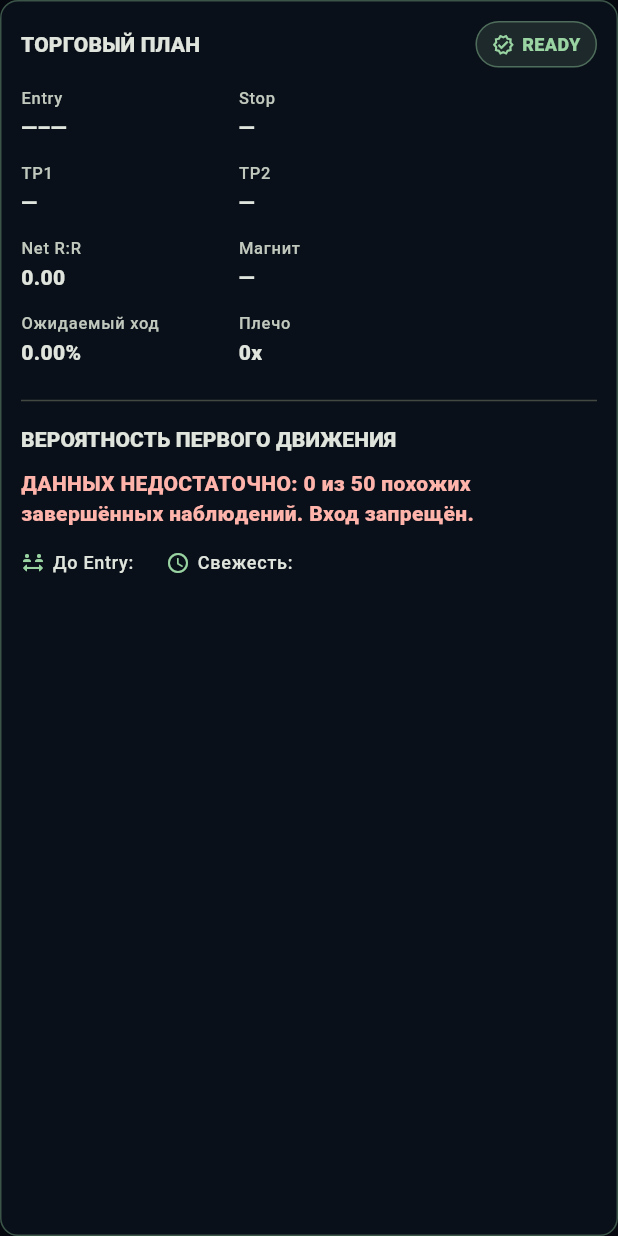
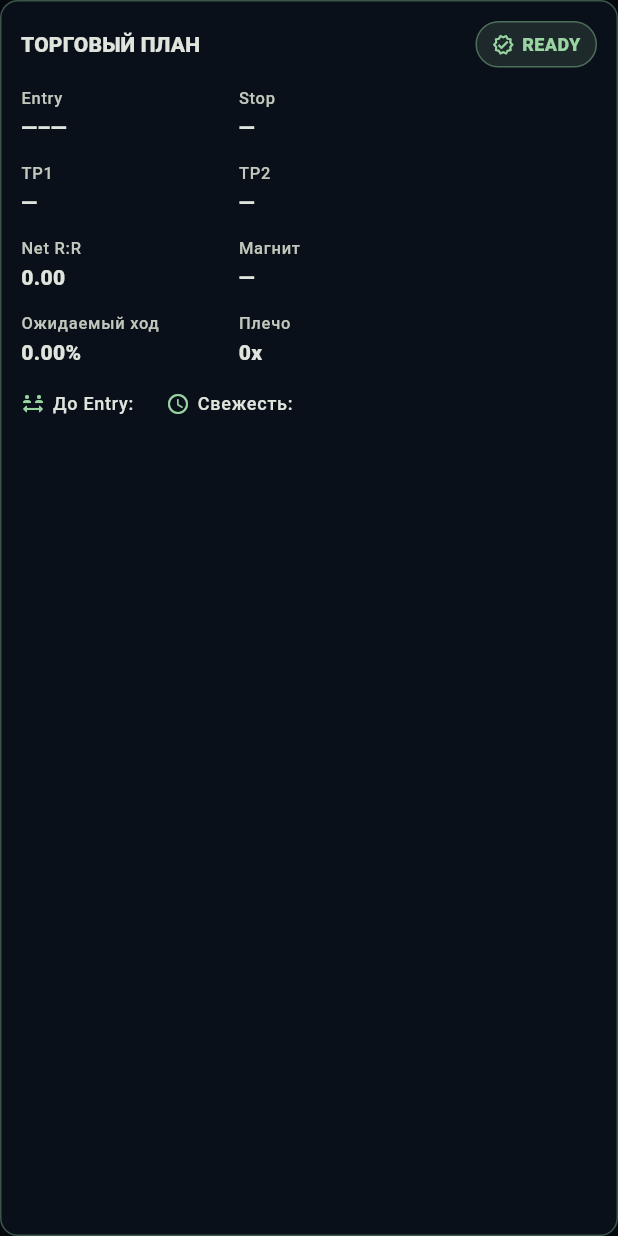
Before and after one commit to ymy9vykrhp-debug/crypto_radar, a Flutter app: the _PlanPreview widget shown alone on an empty page, opened directly with empty values, on a phone screen of 412 x 824 dp. Run offline on Flutter 3.47's test engine with Material 3 defaults, Android fonts, the phone set to English and light mode, and no system bars; our stand-ins replace decimal, web; missing offline and left inert: idb_shim; network calls fail.

Commit message:
Update product_dashboard_screen.dart

```diff
--- a/lib/screens/product_dashboard_screen.dart
+++ b/lib/screens/product_dashboard_screen.dart
@@ -936,51 +936,7 @@ class _PlanPreview extends StatelessWidget {
             ),
           ),
           const SizedBox(height: 14),
-          Divider(color: Theme.of(context).colorScheme.outlineVariant),
-          const SizedBox(height: 8),
-          Text(
-            strings.pick(
-              'ВЕРОЯТНОСТЬ ПЕРВОГО ДВИЖЕНИЯ',
-              'FIRST MOVE PROBABILITY',
-            ),
-            style: Theme.of(context).textTheme.labelLarge
-                ?.copyWith(fontWeight: FontWeight.w900),
-          ),
-          const SizedBox(height: 9),
-          if (readiness.historicalSamples < 50)
-            Text(
-              strings.pick(
-                'ДАННЫХ НЕДОСТАТОЧНО: ${readiness.historicalSamples} из 50 похожих завершённых наблюдений. Вход запрещён.',
-                'INSUFFICIENT DATA: ${readiness.historicalSamples} of 50 similar completed observations. Entry is blocked.',
-              ),
-              style: TextStyle(
-                color: Theme.of(context).colorScheme.error,
-                fontWeight: FontWeight.w800,
-              ),
-            )
-          else ...<Widget>[
-            Wrap(
-              spacing: 20,
-              runSpacing: 10,
-              children: readiness.firstMoveProbabilities.entries
-                  .map<Widget>(
-                    (MapEntry<double, double?> item) => _PlanValue(
-                      label: '+${item.key.toStringAsFixed(2)}%',
-                      value: item.value == null
-                          ? '—'
-                          : '${item.value!.toStringAsFixed(1)}%',
-                    ),
-                  )
-                  .toList(growable: false),
-            ),
-            const SizedBox(height: 8),
-            Text(
-              'Stop First: ${readiness.stopFirstProbability?.toStringAsFixed(1) ?? '—'}% · '
-              'Samples: ${readiness.historicalSamples} · ${readiness.historicalConfidence}',
-              style: const TextStyle(fontWeight: FontWeight.w800),
-            ),
-          ],
-          const SizedBox(height: 13),
+
           Wrap(
             spacing: 18,
             runSpacing: 7,
```
